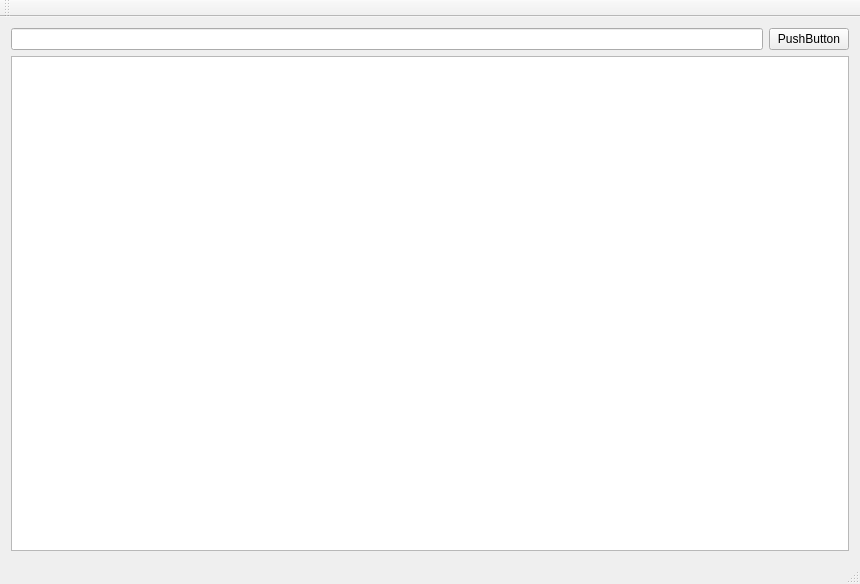
Above: mainwindow.ui from Alexolas/qt-layout-example before the change. Below: the same form after it.
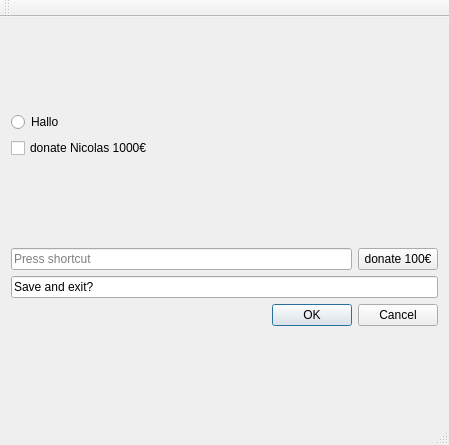
That is the form after the change.

```diff
--- a/mainwindow.ui
+++ b/mainwindow.ui
@@ -6,31 +6,72 @@
    <rect>
     <x>0</x>
     <y>0</y>
-    <width>860</width>
-    <height>584</height>
+    <width>449</width>
+    <height>445</height>
    </rect>
   </property>
   <property name="windowTitle">
    <string>MainWindow</string>
   </property>
   <widget class="QWidget" name="centralWidget">
-   <layout class="QVBoxLayout" name="verticalLayout">
+   <layout class="QVBoxLayout" name="verticalLayout_5">
     <item>
-     <layout class="QHBoxLayout" name="horizontalLayout">
+     <layout class="QVBoxLayout" name="verticalLayout_3">
       <item>
-       <widget class="QLineEdit" name="lineEdit"/>
-      </item>
-      <item>
-       <widget class="QPushButton" name="pushButton">
-        <property name="text">
-         <string>PushButton</string>
-        </property>
-       </widget>
+       <layout class="QVBoxLayout" name="verticalLayout_2">
+        <item>
+         <widget class="QRadioButton" name="radioButton">
+          <property name="text">
+           <string>Hallo</string>
+          </property>
+         </widget>
+        </item>
+        <item>
+         <widget class="QCheckBox" name="checkBox">
+          <property name="text">
+           <string>donate Nicolas 1000€</string>
+          </property>
+         </widget>
+        </item>
+       </layout>
       </item>
      </layout>
     </item>
     <item>
-     <widget class="QTreeView" name="treeView"/>
+     <layout class="QVBoxLayout" name="verticalLayout_4">
+      <item>
+       <layout class="QHBoxLayout" name="horizontalLayout">
+        <item>
+         <widget class="QKeySequenceEdit" name="a"/>
+        </item>
+        <item>
+         <widget class="QPushButton" name="pushButton">
+          <property name="text">
+           <string>donate 100€</string>
+          </property>
+         </widget>
+        </item>
+       </layout>
+      </item>
+      <item>
+       <layout class="QVBoxLayout" name="verticalLayout">
+        <item>
+         <widget class="QLineEdit" name="lineEdit">
+          <property name="text">
+           <string>Save and exit?</string>
+          </property>
+         </widget>
+        </item>
+        <item>
+         <widget class="QDialogButtonBox" name="buttonBox">
+          <property name="standardButtons">
+           <set>QDialogButtonBox::Cancel|QDialogButtonBox::Ok</set>
+          </property>
+         </widget>
+        </item>
+       </layout>
+      </item>
+     </layout>
     </item>
    </layout>
   </widget>
```
Left out of the diff: 4 changed lines with no effect on the pictures.
